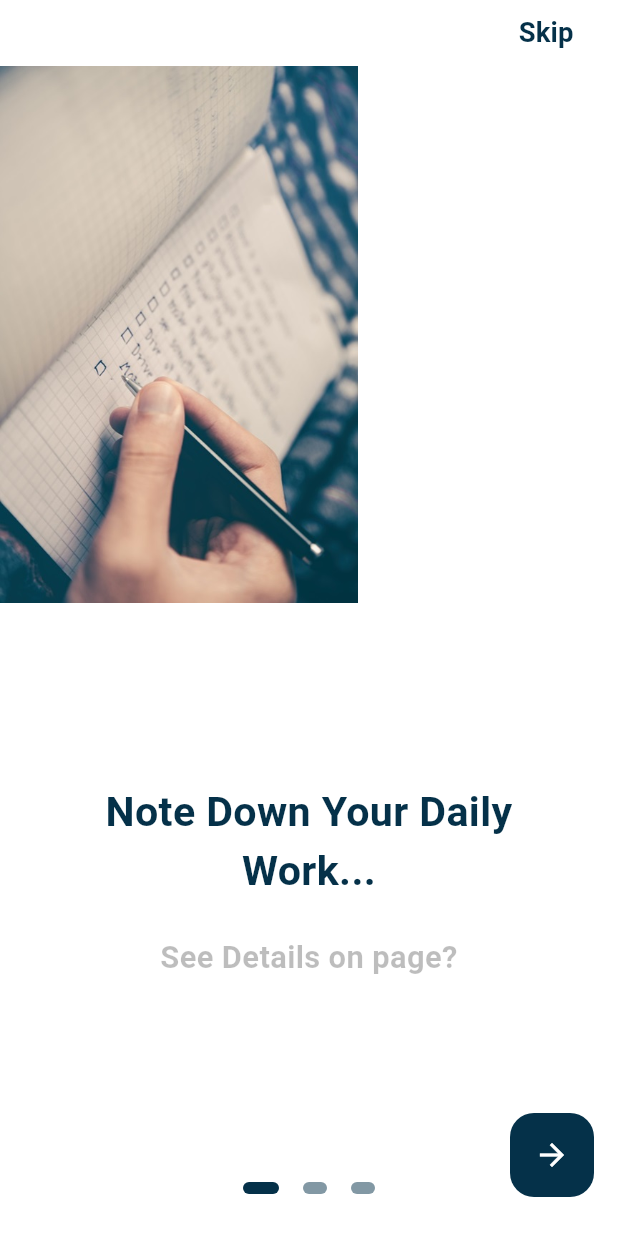
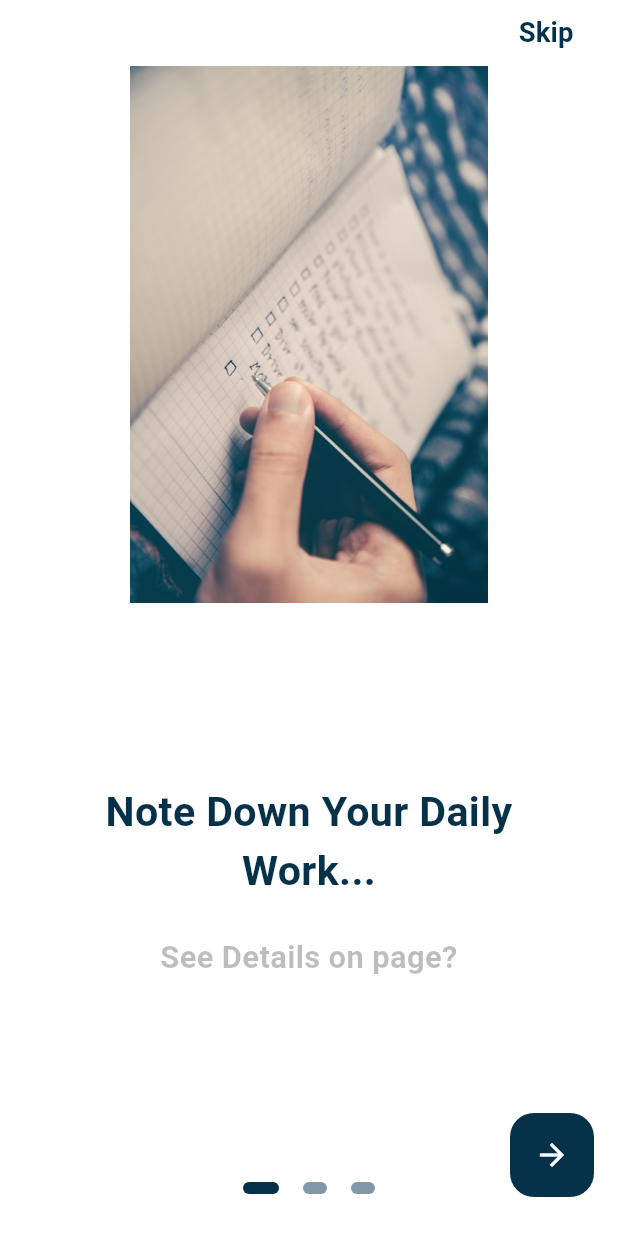
Before and after one commit to Fahamin/todolist_flutter, a Flutter app: the screen it shows after launch, on a phone screen of 412 x 824 dp. Run offline on Flutter 3.47's test engine with Material 3 defaults, Android fonts, the phone set to English and light mode, and no system bars; drawn by our look-alikes of flutter_onboarding_slider; our stand-ins replace cloud_firestore, firebase_core, flutter_riverpod, flutter_screenutil, gap, get and 3 more; accounts and stored records are empty.

```diff
--- a/lib/screen/onbording_screen.dart
+++ b/lib/screen/onbording_screen.dart
@@ -40,7 +40,9 @@ class OnBoardingScreen extends StatelessWidget {
       totalPage: 3,
       headerBackgroundColor: Colors.white,
       pageBackgroundColor: Colors.white,
+      centerBackground: true,
       background: [
+
         Image.asset(
           'assets/images/a.jpg',
           height: 300.h,
--- a/lib/screen/splash_screen.dart
+++ b/lib/screen/splash_screen.dart
@@ -22,7 +22,7 @@ class _SplashScreenState extends State<SplashScreen> {
     if (_seen) {
       Get.offNamed(Routes.homeScreen);
     } else {
-     // await prefs.setBool('seen', true);
+      await prefs.setBool('seen', true);
       Get.offNamed(Routes.onboardPage);
     }
   }
@@ -44,7 +44,7 @@ class _SplashScreenState extends State<SplashScreen> {
           children: [
             Center(
 
-              child: Text("Todo APP Flutter"),
+              child: CircularProgressIndicator(),
             ),
             Gap(10.h),
             Center(
```
